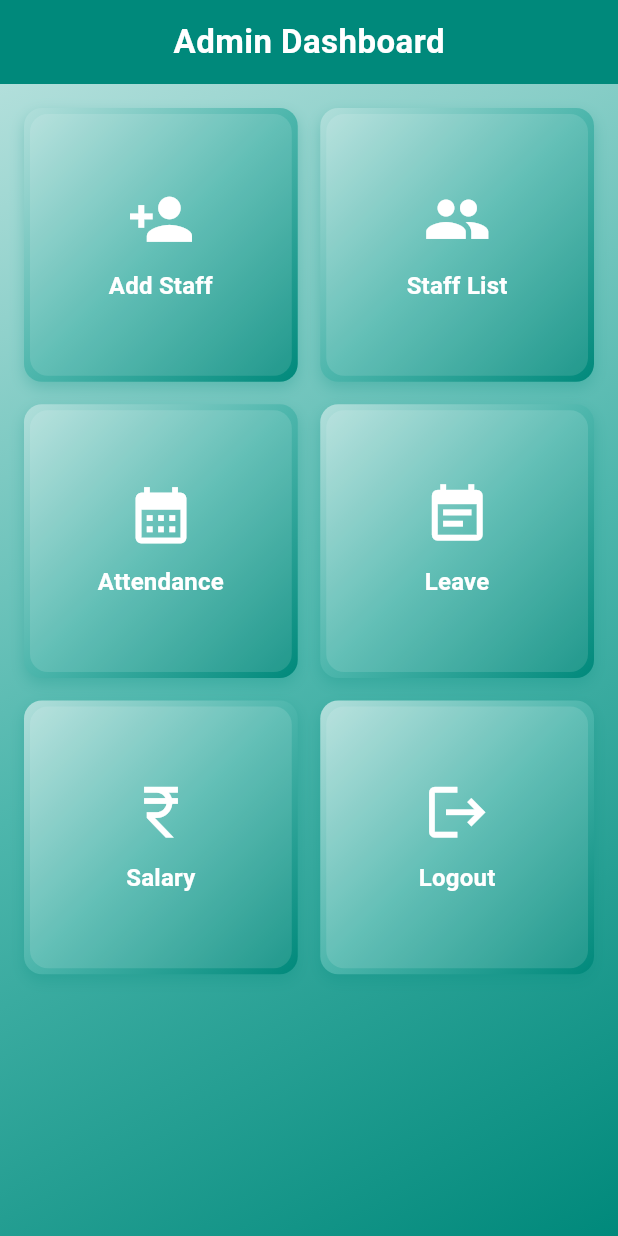
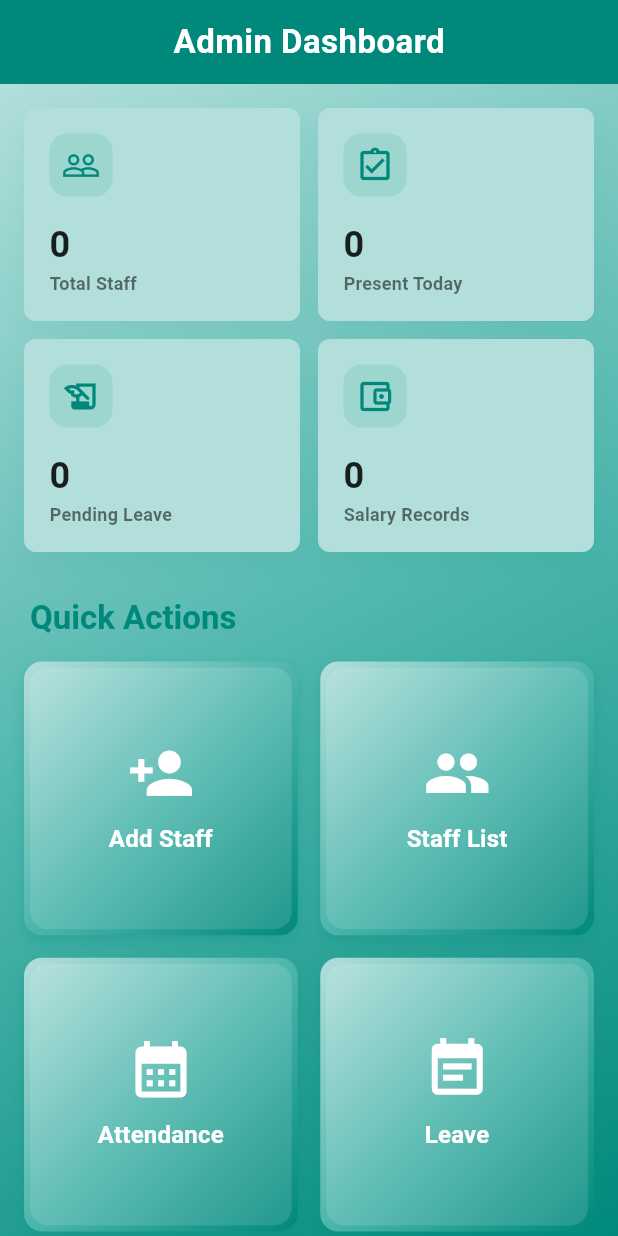
Before and after one commit to aswinikrishna-kb/staff-sync, a Flutter app: the AdminHomeScreen screen opened directly, on a phone screen of 412 x 824 dp. Run offline on Flutter 3.47's test engine with Material 3 defaults, Android fonts, the phone set to English and light mode, and no system bars; our stand-ins replace cloud_firestore, firebase_auth, firebase_core; accounts and stored records are empty.

Commit message:
Add dashboard statistics with Firestore data

```diff
--- a/lib/core/constants/app_colors.dart
+++ b/lib/core/constants/app_colors.dart
@@ -3,7 +3,7 @@ import 'package:flutter/material.dart';
 class AppColors {
   // Peacock theme
   static const Color background = Color(0xFFF5F7FA);
-  static const Color cardColor = Color(0xFFFFFFFF);
+  static const Color cardColor = Color(0xFFFFFFFF);// white
 
   static const Color peacockLight = Color(0xFFB2DFDB);
   static const Color peacock = Color(0xFF4DB6AC);
--- a/lib/core/widgets/dashboard_card.dart
+++ b/lib/core/widgets/dashboard_card.dart
@@ -72,6 +72,7 @@ class DashboardCard extends StatelessWidget {
         ),
         child: Card(
           elevation: 0,
+          shadowColor: AppColors.peacockDark,
           color: AppColors.white.withValues(alpha: 0.12),
           shape: RoundedRectangleBorder(
             borderRadius: BorderRadius.circular(12),
--- a/lib/view/admin/admin_home_screen.dart
+++ b/lib/view/admin/admin_home_screen.dart
@@ -1,23 +1,23 @@
+import 'package:cloud_firestore/cloud_firestore.dart';
 import 'package:flutter/material.dart';
 import 'package:provider/provider.dart';
+import 'package:staff_sync/core/constants/app_colors.dart';
 import 'package:staff_sync/core/widgets/app_scaffold.dart';
 import 'package:staff_sync/core/widgets/dashboard_card.dart';
 import 'package:staff_sync/view/admin/add_staff_screen.dart';
 import 'package:staff_sync/view/admin/attendance_list_screen.dart';
 import 'package:staff_sync/view/admin/leave_list_screen.dart';
-import 'package:staff_sync/view/admin/staff_list_screen.dart';
-import 'package:staff_sync/view/admin/salary_list_screen.dart';
-import 'package:staff_sync/view/auth/login_screen.dart';
 import 'package:staff_sync/viewmodel/auth_viewmodel.dart';
+import '../auth/login_screen.dart';
+import 'salary_list_screen.dart';
+import 'staff_list_screen.dart';
 
 class AdminHomeScreen extends StatelessWidget {
   const AdminHomeScreen({super.key});
 
   Future<void> _logout(BuildContext context) async {
     await context.read<AuthViewModel>().logout();
-
     if (!context.mounted) return;
-
     Navigator.pushAndRemoveUntil(
       context,
       MaterialPageRoute(builder: (_) => const LoginScreen()),
@@ -27,11 +27,78 @@ class AdminHomeScreen extends StatelessWidget {
 
   @override
   Widget build(BuildContext context) {
+    // Native way to get yyyy-MM-dd without intl package
+    String today = DateTime.now().toIso8601String().split('T')[0];
+
     return AppScaffold(
       title: 'Admin Dashboard',
-      body: Padding(
+      body: SingleChildScrollView(
         padding: const EdgeInsets.all(16),
-        child: GridView.count(
+        child: Column(
+          crossAxisAlignment: CrossAxisAlignment.start,
+          children: [
+            // Statistics Section - Synchronized Peacock Theme but distinct from buttons
+            Row(
+              children: [
+                _buildStatCard(
+                  context,
+                  title: 'Total Staff',
+                  stream: FirebaseFirestore.instance.collection('staffs').snapshots(),
+                  icon: Icons.people_outline,
+                  iconColor: AppColors.peacockDark,
+                ),
+                const SizedBox(width: 12),
+                _buildStatCard(
+                  context,
+                  title: 'Present Today',
+                  stream: FirebaseFirestore.instance
+                      .collection('attendance')
+                      .where('date', isEqualTo: today)
+                      .where('status', isEqualTo: 'Present')
+                      .snapshots(),
+                  icon: Icons.assignment_turned_in_outlined,
+                  iconColor: AppColors.peacockDark,
+                ),
+              ],
+            ),
+            const SizedBox(height: 12),
+            Row(
+              children: [
+                _buildStatCard(
+                  context,
+                  title: 'Pending Leave',
+                  stream: FirebaseFirestore.instance
+                      .collection('leave')
+                      .where('status', isEqualTo: 'Pending')
+                      .snapshots(),
+                  icon: Icons.history_edu_outlined,
+                  iconColor: AppColors.peacockDark,
+                ),
+                const SizedBox(width: 12),
+                _buildStatCard(
+                  context,
+                  title: 'Salary Records',
+                  stream: FirebaseFirestore.instance.collection('salary').snapshots(),
+                  icon: Icons.account_balance_wallet_outlined,
+                  iconColor: AppColors.peacockDark,
+                ),
+              ],
+            ),
+            const SizedBox(height: 30),
+            Padding(
+              padding: const EdgeInsets.only(left: 4, bottom: 15),
+              child: Text(
+                "Quick Actions",
+                style: Theme.of(context).textTheme.titleLarge?.copyWith(
+                      fontWeight: FontWeight.bold,
+                      color: AppColors.peacockDark,
+                    ),
+              ),
+            ),
+            // Menu Grid - Uses the primary gradient buttons
+            GridView.count(
+              shrinkWrap: true,
+              physics: const NeverScrollableScrollPhysics(),
               crossAxisCount: 2,
               crossAxisSpacing: 15,
               mainAxisSpacing: 15,
@@ -42,9 +109,7 @@ class AdminHomeScreen extends StatelessWidget {
                   onTap: () {
                     Navigator.push(
                       context,
-                  MaterialPageRoute(
-                    builder: (_) => const AddStaffScreen(),
-                  ),
+                      MaterialPageRoute(builder: (_) => const AddStaffScreen()),
                     );
                   },
                 ),
@@ -54,9 +119,7 @@ class AdminHomeScreen extends StatelessWidget {
                   onTap: () {
                     Navigator.push(
                       context,
-                  MaterialPageRoute(
-                    builder: (_) => const StaffListScreen(),
-                  ),
+                      MaterialPageRoute(builder: (_) => const StaffListScreen()),
                     );
                   },
                 ),
@@ -66,9 +129,7 @@ class AdminHomeScreen extends StatelessWidget {
                   onTap: () {
                     Navigator.push(
                       context,
-                  MaterialPageRoute(
-                    builder: (_) => const AttendanceListScreen(),
-                  ),
+                      MaterialPageRoute(builder: (_) => const AttendanceListScreen()),
                     );
                   },
                 ),
@@ -78,9 +139,7 @@ class AdminHomeScreen extends StatelessWidget {
                   onTap: () {
                     Navigator.push(
                       context,
-                  MaterialPageRoute(
-                    builder: (_) => const LeaveListScreen(),
-                  ),
+                      MaterialPageRoute(builder: (_) => const LeaveListScreen()),
                     );
                   },
                 ),
@@ -90,9 +149,7 @@ class AdminHomeScreen extends StatelessWidget {
                   onTap: () {
                     Navigator.push(
                       context,
-                  MaterialPageRoute(
-                    builder: (_) => const SalaryListScreen(),
-                  ),
+                      MaterialPageRoute(builder: (_) => const SalaryListScreen()),
                     );
                   },
                 ),
@@ -103,6 +160,72 @@ class AdminHomeScreen extends StatelessWidget {
                 ),
               ],
             ),
+          ],
+        ),
+      ),
+    );
+  }
+
+  Widget _buildStatCard(
+    BuildContext context, {
+    required String title,
+    required Stream<QuerySnapshot> stream,
+    required IconData icon,
+    required Color iconColor,
+  }) {
+    return Expanded(
+      child: Container(
+        padding: const EdgeInsets.all(16),
+        decoration: BoxDecoration(
+          color: AppColors.peacockLight,
+          borderRadius: BorderRadius.circular(08),
+          // Subtle border and shadow to match the peacock theme but remain clean
+          border: Border.all(color: AppColors.peacockLight.withValues(alpha: 0.4), width: 1),
+          boxShadow: [
+            BoxShadow(
+              color: AppColors.peacockDark.withValues(alpha: 0.08),
+              spreadRadius: 0,
+              blurRadius: 15,
+              offset: const Offset(0, 8),
+            ),
+          ],
+        ),
+        child: Column(
+          crossAxisAlignment: CrossAxisAlignment.start,
+          children: [
+            Container(
+              padding: const EdgeInsets.all(8),
+              decoration: BoxDecoration(
+                color: iconColor.withValues(alpha: 0.12),
+                borderRadius: BorderRadius.circular(12),
+              ),
+              child: Icon(icon, color: iconColor, size: 26),
+            ),
+            const SizedBox(height: 16),
+            StreamBuilder<QuerySnapshot>(
+              stream: stream,
+              builder: (context, snapshot) {
+                String count = snapshot.hasData ? snapshot.data!.docs.length.toString() : '0';
+                return Text(
+                  count,
+                  style: Theme.of(context).textTheme.headlineSmall?.copyWith(
+                        fontWeight: FontWeight.bold,
+                        color: AppColors.black,
+                      ),
+                );
+              },
+            ),
+            const SizedBox(height: 2),
+            Text(
+              title,
+              style: Theme.of(context).textTheme.bodySmall?.copyWith(
+                    color: AppColors.black54,
+                    fontWeight: FontWeight.w600,
+                    letterSpacing: 0.2,
+                  ),
+            ),
+          ],
+        ),
       ),
     );
   }
```
Also changed, not shown: pubspec.yaml (+2 -79 lines), pubspec.lock. Lines whose indentation alone changed are shown as unchanged.
